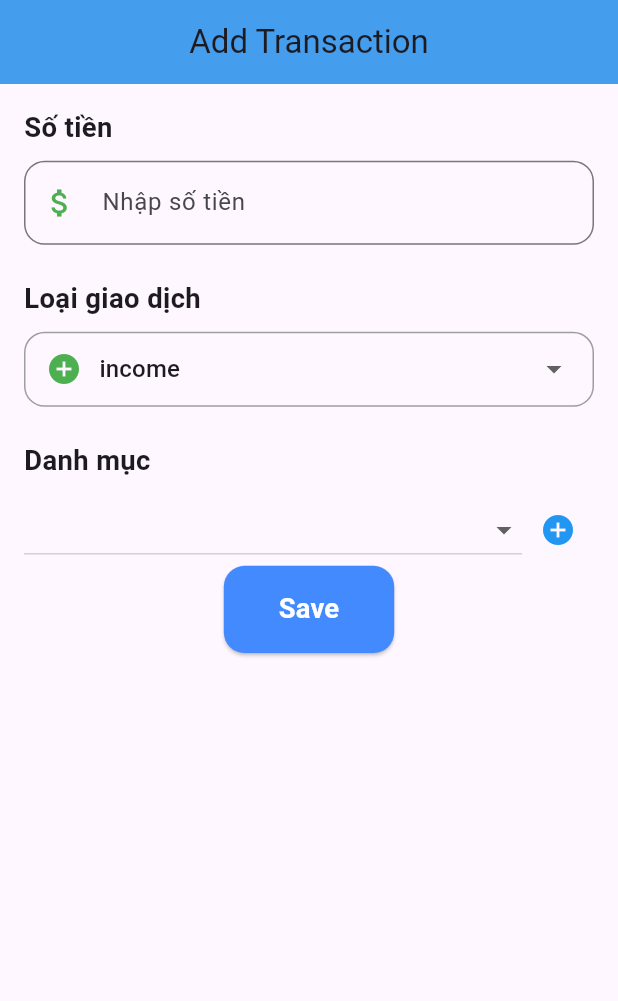
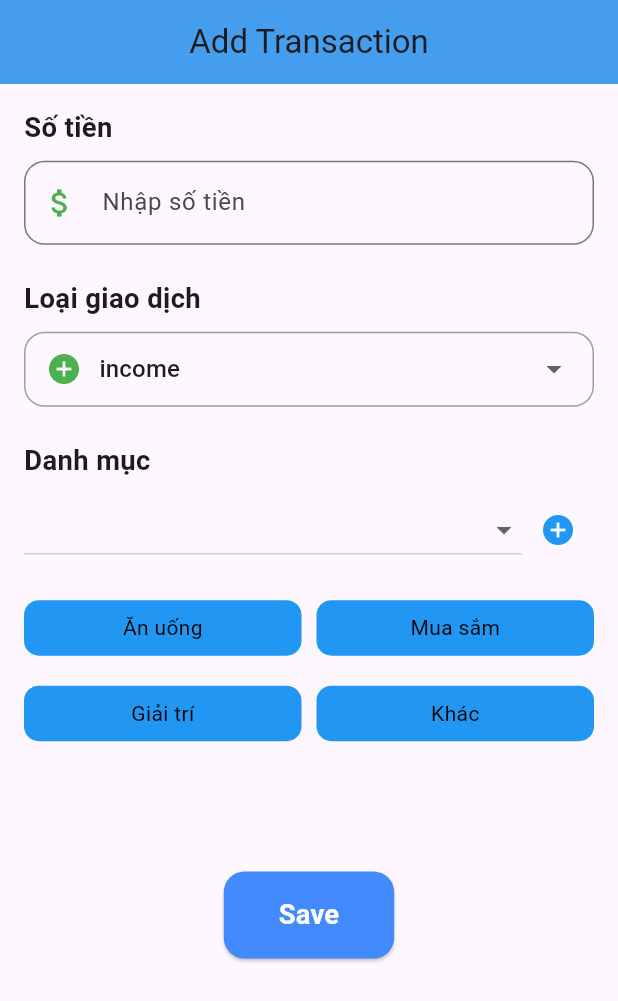
Before and after one commit to Vuong30102001/saving_trackings, a Flutter app: the AddTransactionScreen screen opened by its route, on a phone screen of 412 x 824 dp. Shown: the top 1001 px of the screen. Run offline on Flutter 3.47's test engine with Material 3 defaults, Android fonts, the phone set to English and light mode, and no system bars; our stand-ins replace equatable, firebase_auth, firebase_core, fl_chart, flutter_bloc, flutter_screenutil and 4 more; accounts and stored records are empty; generated files the repository leaves out were written again.

Commit message:
update add transaction screen to display gridview category to fast choice

```diff
--- a/lib/feature/wallet/data/isar_service.dart
+++ b/lib/feature/wallet/data/isar_service.dart
@@ -1,3 +1,4 @@
+import 'package:flutter/services.dart';
 import 'package:isar/isar.dart';
 import 'package:path_provider/path_provider.dart';
 import 'package:saving_trackings_flutter/feature/wallet/data/models/balance_model.dart';
@@ -13,6 +14,7 @@ class IsarService{
   }
 
   Future<Isar> _initDB() async {
+    await Isar.initializeIsarCore();
     final dir = await getApplicationDocumentsDirectory();
     return await Isar.open(
     [TransactionModelSchema, BalanceModelSchema, DebtModelSchema, TransactionCategoryModelSchema],
--- a/lib/feature/wallet/domain/entities/transaction_category_entity.dart
+++ b/lib/feature/wallet/domain/entities/transaction_category_entity.dart
@@ -1,3 +1,8 @@
+import 'package:json_annotation/json_annotation.dart';
+
+part 'transaction_category_entity.g.dart';
+
+@JsonSerializable()
 class TransactionCategoryEntity{
   final String userId;
   final String name;
@@ -8,4 +13,9 @@ class TransactionCategoryEntity{
     required this.name,
     required this.type
   });
+
+  factory TransactionCategoryEntity.fromJson(Map<String, dynamic> json)
+    => _$TransactionCategoryEntityFromJson(json);
+
+  Map<String, dynamic> toJson() => _$TransactionCategoryEntityToJson(this);
 }
--- a/lib/feature/wallet/domain/entities/transaction_entity.dart
+++ b/lib/feature/wallet/domain/entities/transaction_entity.dart
@@ -1,3 +1,7 @@
+import 'package:json_annotation/json_annotation.dart';
+
+part 'transaction_entity.g.dart';
+
 enum TransactionType{
   income,
   expense,
@@ -5,9 +9,11 @@ enum TransactionType{
   borrow,
 }
 
+@JsonSerializable()
 class TransactionEntity{
   final String id;
   final String userId;
+  @JsonKey(unknownEnumValue: TransactionType.income)
   final TransactionType type;
   final String category;
   final double amount;
@@ -21,4 +27,8 @@ class TransactionEntity{
     required this.amount,
     required this.dateTime
   });
+
+  factory TransactionEntity.fromJson(Map<String, dynamic> json) => _$TransactionEntityFromJson(json);
+
+  Map<String, dynamic> toJson() => _$TransactionEntityToJson(this);
 }
--- a/lib/feature/wallet/presentation/screen/add_transaction_screen.dart
+++ b/lib/feature/wallet/presentation/screen/add_transaction_screen.dart
@@ -204,6 +204,43 @@ class _AddTransactionScreenState extends State<AddTransactionScreen> {
                       ),
                     ],
                   ),
+                  SizedBox(height: 20.w,),
+                  SizedBox(
+                    height: 150.w,
+                    child: GridView.builder(
+                        gridDelegate: SliverGridDelegateWithFixedCrossAxisCount(
+                            crossAxisCount: 2,
+                          crossAxisSpacing: 10,
+                          mainAxisSpacing: 20,
+                          childAspectRatio: 5,
+                        ),
+                        itemCount: _categories.length,
+                        itemBuilder: (context, index){
+                          return GestureDetector(
+                            onTap: (){
+                              setState(() {
+                                _categoryController.text = _categories[index];
+                                _selectedCategory = _categories[index];
+                              });
+                            },
+                            child: Container(
+                              alignment: Alignment.center,
+                              decoration: BoxDecoration(
+                                color: Colors.blue,
+                                borderRadius: BorderRadius.circular(10),
+                              ),
+                              child: Text(
+                                _categories[index],
+                                style: TextStyle(
+                                  color: Colors.black,
+                                ),
+                              ),
+                            ),
+                          );
+                        }
+                    ),
+                  ),
+                  SizedBox(height: 8.w,),
                   Center(
                     child: ElevatedButton(
                         onPressed: _saveTransaction,
--- a/lib/feature/wallet/presentation/screen/transaction_history_screen.dart
+++ b/lib/feature/wallet/presentation/screen/transaction_history_screen.dart
@@ -24,6 +24,12 @@ class _TransactionHistoryScreenState extends State<TransactionHistoryScreen> {
         title: Row(
           mainAxisAlignment: MainAxisAlignment.center,
           children: [
+            IconButton(
+                onPressed: (){
+                  context.go('/walletScreen');
+                },
+                icon: Icon(Icons.arrow_back)
+            ),
             Spacer(),
             Text(
               'Lịch sử giao dịch',
--- a/lib/feature/wallet/presentation/screen/wallet_screen.dart
+++ b/lib/feature/wallet/presentation/screen/wallet_screen.dart
@@ -9,7 +9,7 @@ import 'package:saving_trackings_flutter/feature/wallet/presentation/cubit/cubit
 import 'package:saving_trackings_flutter/feature/wallet/presentation/cubit/state/wallet_state.dart';
 import 'package:saving_trackings_flutter/core/format_currency.dart';
 import 'package:saving_trackings_flutter/feature/wallet/presentation/screen/add_transaction_screen.dart';
-import 'package:saving_trackings_flutter/feature/wallet/presentation/screen/transaction_history_screen.dart';
+import 'package:saving_trackings_flutter/feature/wallet/presentation/screen/setting_screen.dart';
 
 class WalletScreen extends StatefulWidget {
   const WalletScreen({super.key});
@@ -240,7 +240,7 @@ class _WalletScreenState extends State<WalletScreen> {
               }
           ),
           const AddTransactionScreen(),
-          const TransactionHistoryScreen(),
+          const SettingScreen(),
         ]
       ),
       bottomNavigationBar: BottomNavigationBar(
--- a/pubspec.yaml
+++ b/pubspec.yaml
@@ -48,6 +48,8 @@ dependencies:
   intl: ^0.20.2
   fl_chart: ^0.70.2
   flutter_secure_storage: ^9.2.4
+  json_annotation: ^4.9.0
+  json_serializable: ^6.8.0
 
 
 dev_dependencies:
```
Also changed, not shown: lib/feature/wallet/presentation/screen/setting_screen.dart (added, +10 -0 lines), lib/service/transaction_service.dart (deleted, +0 -41 lines), lib/feature/wallet/domain/entities/transaction_category_entity.g.dart (added), lib/feature/wallet/domain/entities/transaction_entity.g.dart (added), pubspec.lock.
